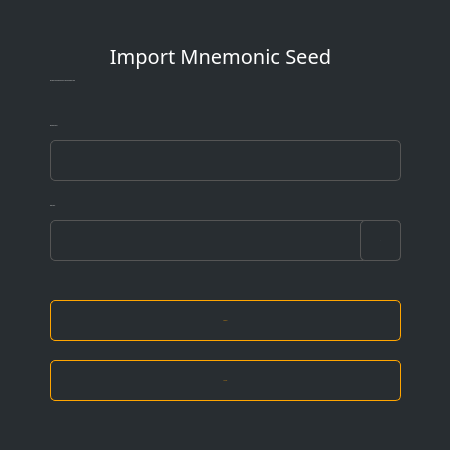
Old version of the form src/gui/ui/importseeddialog.ui in the repository ConcealNetwork/conceal-desktop.
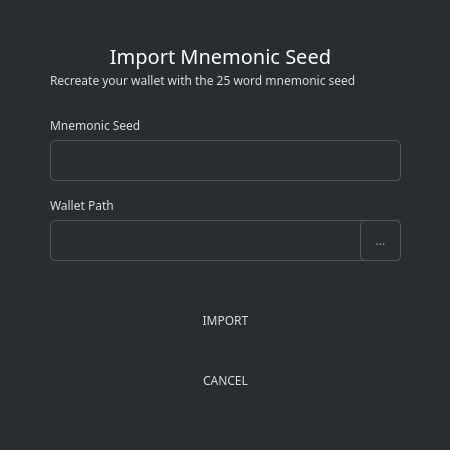
New version of the form.

Commit message: Update ImportSeedDialog styles

The edit to the form file:
```diff
--- a/src/gui/ui/importseeddialog.ui
+++ b/src/gui/ui/importseeddialog.ui
@@ -14,7 +14,7 @@
    <string>Import :: Mnemonic Seed</string>
   </property>
   <property name="styleSheet">
-   <string notr="true">background-color: #282d31; color: #ddd; border: 0px; font-family: Poppins;</string>
+   <string notr="true">background-color: #282d31; color: #ddd; border: 0px;</string>
   </property>
   <widget class="QGroupBox" name="groupBox">
    <property name="geometry">
@@ -43,7 +43,6 @@
     <property name="font">
      <font>
       <family>Poppins</family>
-      <pointsize>-1</pointsize>
      </font>
     </property>
     <property name="styleSheet">
@@ -92,7 +91,6 @@
     <property name="font">
      <font>
       <family>Poppins</family>
-      <pointsize>-1</pointsize>
      </font>
     </property>
     <property name="styleSheet">
@@ -142,7 +140,6 @@
     <property name="font">
      <font>
       <family>Poppins</family>
-      <pointsize>-1</pointsize>
      </font>
     </property>
     <property name="styleSheet">
@@ -170,7 +167,6 @@
     <property name="font">
      <font>
       <family>Poppins</family>
-      <pointsize>-1</pointsize>
      </font>
     </property>
     <property name="styleSheet">
@@ -198,26 +194,10 @@
     <property name="font">
      <font>
       <family>Poppins</family>
-      <pointsize>-1</pointsize>
      </font>
     </property>
     <property name="styleSheet">
-     <string notr="true">QPushButton#m_okButton
-{
-    color: orange; ;
-    border: 1px solid orange;
-    
-    border-radius: 5px; 
-}
-
-QPushButton#m_okButton:hover
-{
-    color:#FFD700; ;
-    border: 1px solid orange;
-    
-    border-radius: 5px;
-    
-}</string>
+     <string notr="true">/* This style is handled automatically by EditableStyle.cpp */</string>
     </property>
     <property name="text">
      <string>IMPORT</string>
@@ -241,26 +221,10 @@
     <property name="font">
      <font>
       <family>Poppins</family>
-      <pointsize>-1</pointsize>
      </font>
     </property>
     <property name="styleSheet">
-     <string notr="true">QPushButton#m_cancelButton
-{
-    color: orange; ;
-    border: 1px solid orange;
-    
-    border-radius: 5px; 
-}
-
-QPushButton#m_cancelButton:hover
-{
-    color:#FFD700; ;
-    border: 1px solid orange;
-    
-    border-radius: 5px;
-    
-}</string>
+     <string notr="true">/* This style is handled automatically by EditableStyle.cpp */</string>
     </property>
     <property name="text">
      <string>CANCEL</string>
@@ -278,7 +242,6 @@
     <property name="font">
      <font>
       <family>Poppins</family>
-      <pointsize>-1</pointsize>
      </font>
     </property>
     <property name="styleSheet">
```
Left out of the diff: 9 changed lines with no effect on the pictures. The commit also changes 2 other files.
